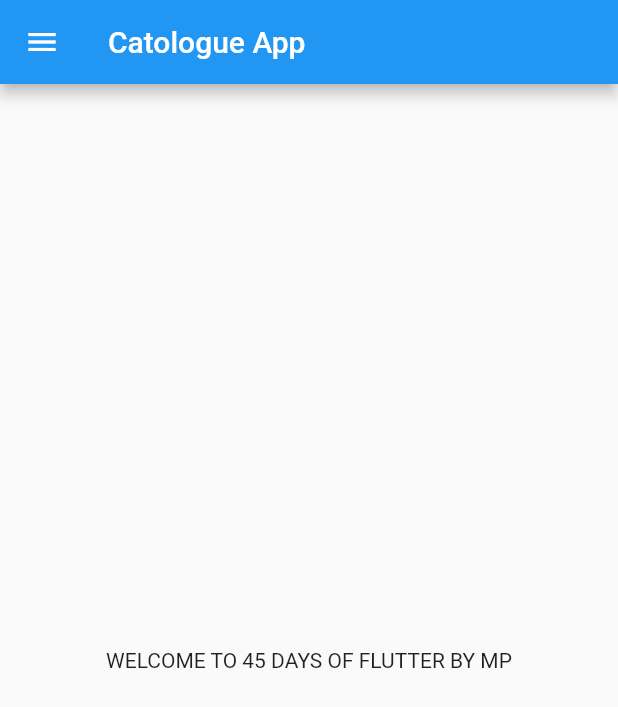
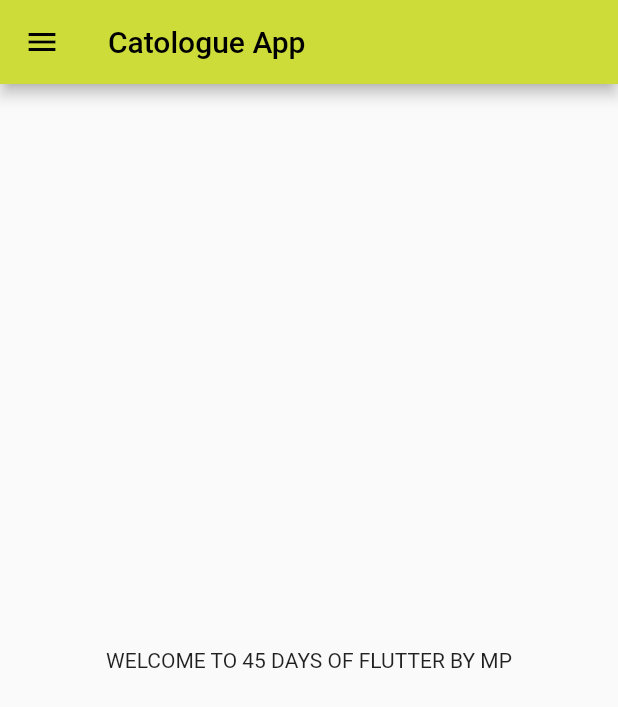
Before and after one commit to mpGit90/45daysofflutterbymp, a Flutter app: the screen it shows after launch, on a phone screen of 412 x 824 dp. Shown: the top 707 px of the screen. Run offline on Flutter 3.47's test engine with Material 2 defaults, Android fonts, the phone set to English and light mode, and no system bars.

Commit message:
day3 completed

```diff
--- a/lib/main.dart
+++ b/lib/main.dart
@@ -1,16 +1,25 @@
 import 'package:flutter/material.dart';
-import 'package:flutter_catalogue/home_page.dart';
-import 'home_page.dart';
+import 'package:flutter_catalogue/pages/home_page.dart';
+import 'package:flutter_catalogue/pages/login_page.dart';
 
 void main() {
   runApp(MyApp());
 }
 
 class MyApp extends StatelessWidget {
-  const MyApp({Key? key}) : super(key: key);
   Widget build(BuildContext context) {
     return MaterialApp(
-      home: HomePage(),
+      themeMode: ThemeMode.light,
+      theme: ThemeData(primarySwatch: Colors.lime),
+      darkTheme: ThemeData(
+        brightness: Brightness.dark,
+      ),
+      initialRoute: "/home",
+      routes: {
+        "/": (context) => LoginPage(),
+        "/home": (context) => HomePage(),
+        "/login": (context) => LoginPage()
+      },
     );
   }
 }
```
Also changed, not shown: lib/pages/login_page.dart (added, +15 -0 lines), lib/pages/home_page.dart (renamed from lib/home_page.dart), 1 other file.
